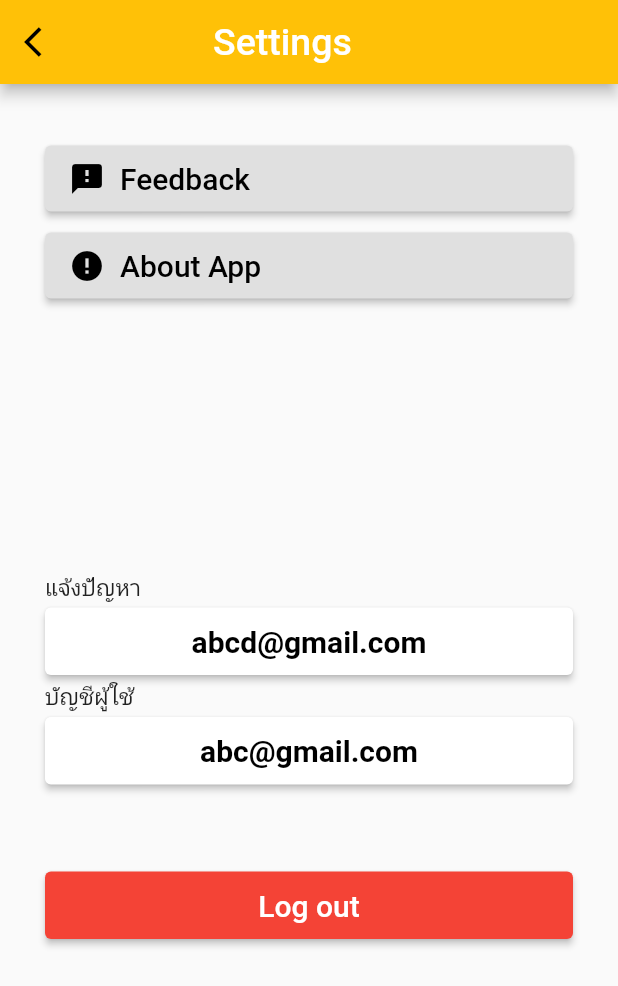
After one commit to MrDenine/non-Helmet_detection_Mobile_Fortest, a Flutter app: the Settings screen opened by its route, on a phone screen of 412 x 824 dp. The commit adds this screen. Shown: the top 986 px of the screen. Run offline on Flutter 3.47's test engine with Material 2 defaults, Android fonts, the phone set to English and light mode, and no system bars; our stand-ins replace camera, image_picker; missing offline and left inert: tflite.

Commit message:
เพิ่มหน้า Settings + แก้ไขหน้าสมัคร

```diff
--- a/lib/Menu.dart
+++ b/lib/Menu.dart
@@ -97,7 +97,6 @@ class _MenuState extends State<Menu> {
                 ],
               ),
       ),
-
       body: AnnotatedRegion<SystemUiOverlayStyle>(
         value: SystemUiOverlayStyle.light,
         child: GestureDetector(
@@ -194,9 +193,9 @@ class _MenuState extends State<Menu> {
                     ),
                      ),
                   _buildSocialBtn(
-                   () => print('Login with Google'),
+                   () => Navigator.pushNamed(context, '/four'),
                    AssetImage(
-                 'assets/logos/setting.png',
+                 'assets/logos/settings.png',
             ),
           ),
         ],
--- a/lib/create-new-account.dart
+++ b/lib/create-new-account.dart
@@ -252,7 +252,23 @@ class _CreateAccountState extends State<CreateAccount> {
       width: double.infinity,
       child: RaisedButton(
         elevation: 5.0,
-        onPressed: () {Navigator.pushNamed(context, '/');},
+        onPressed: () => showDialog<String>(
+        context: context,
+        builder: (BuildContext context) => AlertDialog(
+          title: const Text('AlertDialog Tilte'),
+          //content: const Text('AlertDialog description'),
+          actions: <Widget>[
+            TextButton(
+              onPressed: () => Navigator.pop(context, 'Cancel'),
+              child: const Text('Cancel'),
+            ),
+            TextButton(
+              onPressed: () => Navigator.pushNamed(context, '/'),
+              child: const Text('OK'),
+            ),
+          ],
+        ),
+      ),
         padding: EdgeInsets.all(10.0),
         shape: RoundedRectangleBorder(
           borderRadius: BorderRadius.circular(30.0),
--- a/lib/main.dart
+++ b/lib/main.dart
@@ -1,7 +1,8 @@
 import 'package:camera/camera.dart';
 import 'package:flutter/material.dart';
 import 'package:helmet_detection_app/HomeScreen.dart';
-
+import 'package:helmet_detection_app/settings.dart';
+import 'package:helmet_detection_app/menu.dart';
 import 'create-new-account.dart';
 import 'login.dart';
 import 'menu.dart';
@@ -28,6 +29,7 @@ class MainScreen extends StatelessWidget {
                 '/': (context) => LoginScreen(),
                 '/two': (context) => CreateAccount(),
                 '/three': (context) => Menu(),
+                '/four': (context) => Settings(),
             },
       //home: Menu(),
     );
--- /dev/null
+++ b/lib/settings.dart
@@ -0,0 +1,173 @@
+
+import 'package:flutter/material.dart';
+import 'package:flutter/services.dart';
+
+class Settings extends StatefulWidget {
+  @override
+  _SettingsState createState() => _SettingsState();
+}
+
+class _SettingsState extends State<Settings> {
+  bool _rememberMe = false;
+
+  Widget _buildFb() {
+    return ElevatedButton(onPressed: ()=>print('s'),
+    style: ElevatedButton.styleFrom(primary: Colors.grey[300],),
+    child: Container(
+        padding: const EdgeInsets.only(top: 10.0, bottom: 10 ),
+        child: Row(
+          children: [
+            Align(
+                  alignment: Alignment.centerLeft,
+                  child: Icon(Icons.feedback,color: Colors.black,)
+              ),
+              Container(
+                  margin: const EdgeInsets.only( left: 10.0 ),
+                  child: Text(
+                    "Feedback",
+                    style: TextStyle( fontSize: 20.0,color: Colors.black),
+                  ))
+          ],
+        ),
+    )
+    );
+  }
+
+  Widget _buildAa() {
+    return ElevatedButton(onPressed: ()=>print('s'),
+    style: ElevatedButton.styleFrom(primary: Colors.grey[300],),
+    child: Container(
+        padding: const EdgeInsets.only(top: 10.0, bottom: 10 ),
+        child: Row(
+          children: [
+            Align(
+                  alignment: Alignment.centerLeft,
+                  child: Icon(Icons.error,color: Colors.black,)
+              ),
+              Container(
+                  margin: const EdgeInsets.only( left: 10.0 ),
+                  child: Text(
+                    "About App",
+                    style: TextStyle( fontSize: 20.0,color: Colors.black),
+                  ))
+          ],
+        ),
+    )
+    );
+  }
+
+
+  Widget _buildLogout() {
+    return Container(
+      padding: EdgeInsets.symmetric(vertical: 2.5),
+      width: double.infinity,
+      child: ElevatedButton(onPressed: () => Navigator.pushNamed(context, '/'),
+    style: ElevatedButton.styleFrom(primary: Colors.red,
+    minimumSize: Size(0, 45)),
+    child: Text('Log out',style: TextStyle(fontSize: 20),)
+    )
+    );
+  }
+
+  Widget _buildCont() {
+    return Column(
+      crossAxisAlignment: CrossAxisAlignment.start,
+      children: [
+        Text('แจ้งปัญหา',style: TextStyle(fontSize: 15),),
+        Container(
+      padding: EdgeInsets.symmetric(vertical: 2.5),
+      width: double.infinity,
+      child: ElevatedButton(onPressed: ()=>print('ลิงค์ไปเมลผู้ดูแล'),
+    style: ElevatedButton.styleFrom(primary: Colors.white,
+    minimumSize: Size(0, 45)),
+    child: Text('abcd@gmail.com',style: TextStyle(fontSize: 20,color: Colors.black,
+    fontWeight: FontWeight.bold),
+    )
+    )
+    )
+      ],
+    );
+  }
+
+  Widget _buildAcc() {
+    return Column(
+      crossAxisAlignment: CrossAxisAlignment.start,
+      children: [
+        Text('บัญชีผู้ใช้',style: TextStyle(fontSize: 15),),
+        Container(
+      padding: EdgeInsets.symmetric(vertical: 2.5),
+      width: double.infinity,
+      child: ElevatedButton(onPressed: ()=>print('abc@gmail.com'),
+    style: ElevatedButton.styleFrom(primary: Colors.white,
+    minimumSize: Size(0, 45)),
+    child: Text('abc@gmail.com',style: TextStyle(fontSize: 20,color: Colors.black,
+    fontWeight: FontWeight.bold),
+    )
+    )
+    )
+      ],
+    );
+  }
+
+@override
+  Widget build(BuildContext context) {
+    return Scaffold(
+      appBar: AppBar(
+        backgroundColor: Colors.amber,
+        leading: IconButton(
+              onPressed: () {
+                Navigator.pop(context);
+              },
+              icon: Icon(
+                Icons.arrow_back_ios,
+                color: Colors.black,
+              ),
+            ),
+             title: Row(
+                children: <Widget>[
+                  SizedBox(width: 70),
+                  Column(
+                    children: [
+                      Text('Settings',style: TextStyle(color: Colors.white,fontSize: 25),),
+                    ],
+                  )
+                ],
+              ),
+      ),
+      body: AnnotatedRegion<SystemUiOverlayStyle>(
+        value: SystemUiOverlayStyle.light,
+        child: GestureDetector(
+          onTap: () => FocusScope.of(context).unfocus(),
+          child: Stack(
+            children: <Widget>[
+              Container(
+                height: double.infinity,
+                child: SingleChildScrollView(
+                  physics: AlwaysScrollableScrollPhysics(),
+                  padding: EdgeInsets.symmetric(
+                    horizontal: 30.0,
+                    vertical: 29.0,
+                  ),
+                  child: Column(
+                    mainAxisAlignment: MainAxisAlignment.center,
+                    children: <Widget>[
+                      SizedBox(height: 10.0),
+                      _buildFb(),
+                      SizedBox(height: 10.0),
+                      _buildAa(),
+                      SizedBox(height: 180.0),
+                      _buildCont(),
+                      _buildAcc(),
+                      SizedBox(height: 50.0),
+                      _buildLogout(),
+                    ],
+                  ),
+                ),
+              )
+            ],
+          ),
+        ),
+      ),
+    );
+  }
+}
--- a/pubspec.yaml
+++ b/pubspec.yaml
@@ -55,7 +55,7 @@ flutter:
     - assets/logos/camera.png
     - assets/logos/gallery.png
     - assets/logos/upload.png
-    - assets/logos/setting.png
+    - assets/logos/settings.png
 
   fonts:
     - family: OpenSans
```
Also changed, not shown: assets/logos/setting.png (deleted), assets/logos/settings.png (added).
